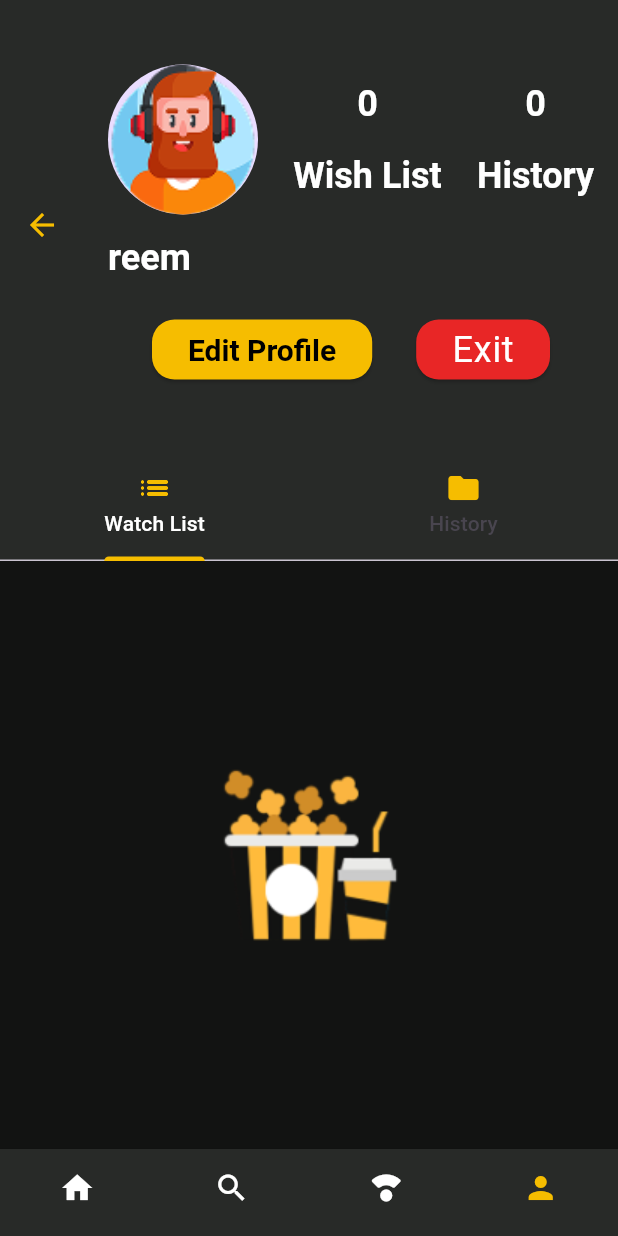
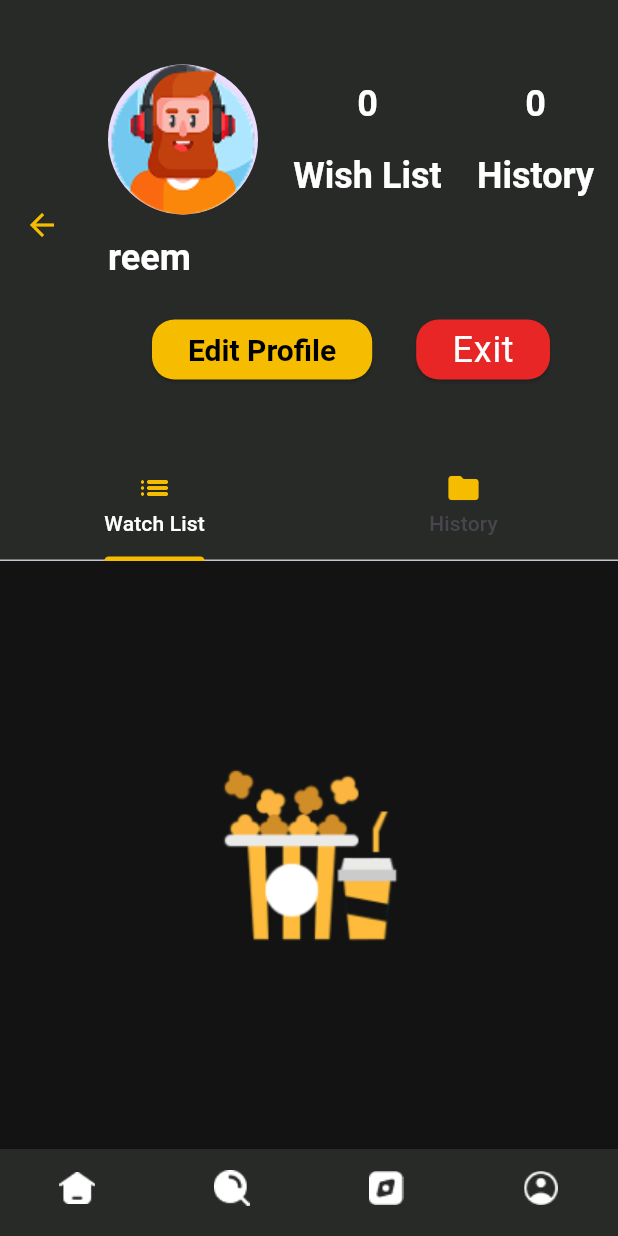
Before and after one commit to Reem-hossam/Movies, a Flutter app: the Home screen opened by its route, item 4 of the bottom bar chosen, on a phone screen of 412 x 824 dp. Run offline on Flutter 3.47's test engine with Material 3 defaults, Android fonts, the phone set to English and light mode, and no system bars; our stand-ins replace cached_network_image, carousel_slider, flutter_bloc, flutter_native_splash, shared_preferences, youtube_player_flutter; accounts and stored records are empty; network calls fail.

Commit message:
tabs_icons

```diff
--- a/lib/home/home.dart
+++ b/lib/home/home.dart
@@ -27,10 +27,10 @@ class _HomeState extends State<Home> {
             setState(() {});
           },
           items: [
-            BottomNavigationBarItem(icon: Icon(Icons.home), label: "Home"),
-            BottomNavigationBarItem(icon: Icon(Icons.search), label: "search"),
-            BottomNavigationBarItem(icon: Icon(Icons.compass_calibration_rounded), label: "Browse"),
-            BottomNavigationBarItem(icon: Icon(Icons.person), label: "Profile"),
+            BottomNavigationBarItem(icon: ImageIcon(AssetImage("assets/tab_icons/home.png"),color: Colors.white,), label: "Home"),
+            BottomNavigationBarItem(icon: ImageIcon(AssetImage("assets/tab_icons/search.png"),color: Colors.white), label: "search"),
+            BottomNavigationBarItem(icon: ImageIcon(AssetImage("assets/tab_icons/explore.png"),color: Colors.white), label: "Browse"),
+            BottomNavigationBarItem(icon: ImageIcon(AssetImage("assets/tab_icons/profile.png"),color: Colors.white), label: "Profile"),
           ]
       ),
       body:tabs[currentIndex],
--- a/pubspec.yaml
+++ b/pubspec.yaml
@@ -35,7 +35,7 @@ dependencies:
   http: ^1.3.0
   youtube_player_flutter: ^9.1.1
   cached_network_image: ^3.4.1
-  carousel_slider: ^5.0.0
+
 
   # The following adds the Cupertino Icons font to your application.
   # Use with the CupertinoIcons class for iOS style icons.
@@ -71,7 +71,7 @@ flutter:
   assets:
     - assets/images/
     - assets/images/Forgot_password.png
-  #   - images/a_dot_ham.jpeg
+    - assets/tab_icons/
 
   # An image asset can refer to one or more resolution-specific "variants", see
   # https://flutter.dev/to/resolution-aware-images
```
Also changed, not shown: assets/images/available_now.png (added), assets/images/watch_now.png (added), assets/tab_icons/explore.png (added), assets/tab_icons/home.png (added), assets/tab_icons/profile.png (added), assets/tab_icons/search.png (added), pubspec.lock.
